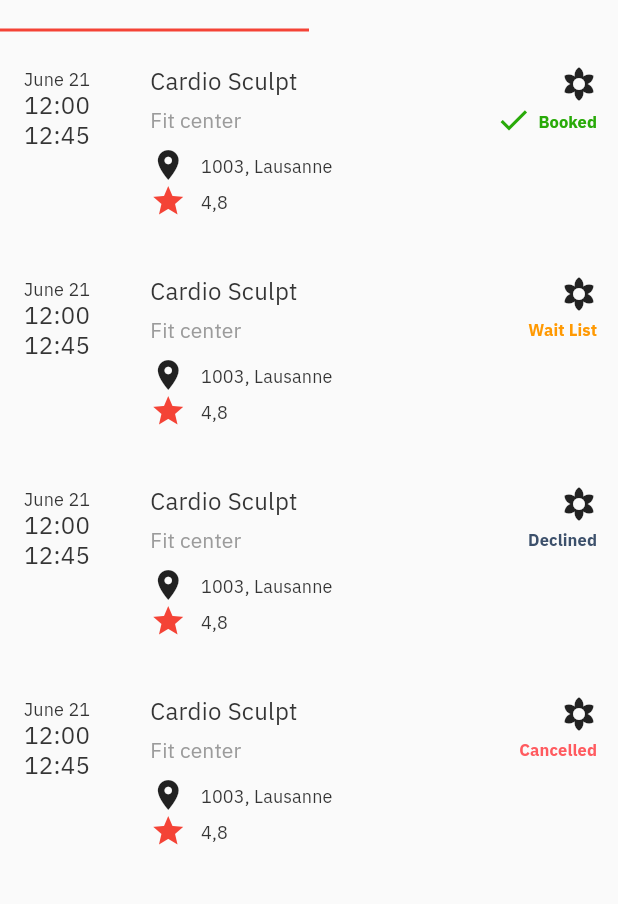
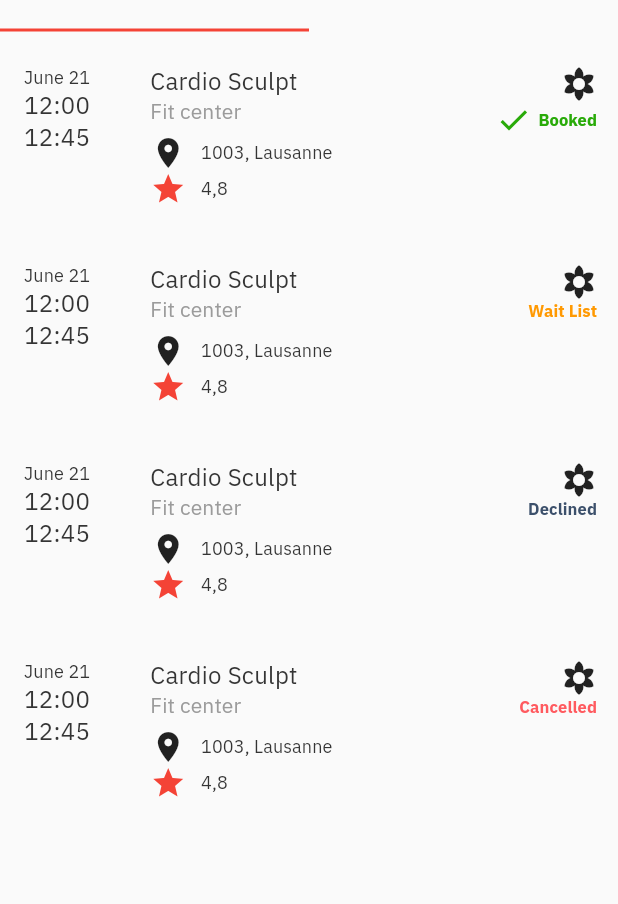
Before and after one commit to bhabinkh/ativiti, a Flutter app: the AgendasPage screen opened directly, on a phone screen of 412 x 824 dp, the part 72-976 px from its top. Run offline on Flutter 3.47's test engine with Material 2 defaults, Android fonts, the phone set to English and light mode, and no system bars.

Commit message:
colors and typography changed.

```diff
--- a/lib/themes/colors.dart
+++ b/lib/themes/colors.dart
@@ -1,17 +1,17 @@
 import 'package:flutter/material.dart';
 
 class AtivitiColors {
-  static Color black = Color(0xff343434);
-  static Color dusk = Color(0xff3c506b);
-  static Color paleGrey = Color(0xfff2f5f9);
-  static Color coralPink = Color(0xffff5a5f);
-  static Color lightBlueGrey = Color(0xffb5c5da);
-  static Color lightPeriwinkle = Color(0xffd3e0f2);
-  static Color brownGrey = Color(0xff9b9b9b);
-  static Color tangerine = Color(0xffff9902);
-  static Color offWhite = Color(0xfff8f8f8);
-  static Color white = Colors.white;
-  static Color scarlet = Color(0xffd0021b);
-  static Color veryLightPink = Color(0xfff3f3f3);
-  static Color tempColor = Color(0xff223432);
+  static const Color black = Color(0xff343434);
+  static const Color dusk = Color(0xff3c506b);
+  static const Color paleGrey = Color(0xfff2f5f9);
+  static const Color coralPink = Color(0xffff5a5f);
+  static const Color lightBlueGrey = Color(0xffb5c5da);
+  static const Color lightPeriwinkle = Color(0xffd3e0f2);
+  static const Color brownGrey = Color(0xff9b9b9b);
+  static const Color tangerine = Color(0xffff9902);
+  static const Color offWhite = Color(0xfff8f8f8);
+  static const Color white = Colors.white;
+  static const Color scarlet = Color(0xffd0021b);
+  static const Color veryLightPink = Color(0xfff3f3f3);
+  static const Color tempColor = Color(0xff223432);
 }
--- a/lib/themes/typography.dart
+++ b/lib/themes/typography.dart
@@ -11,7 +11,6 @@ class AtivitiTypography {
     fontSize: 40,
     fontWeight: FontWeight.normal,
     letterSpacing: 0.18,
-    height: 1.25,
     color: AtivitiColors.black,
   );
 
@@ -23,7 +22,14 @@ class AtivitiTypography {
     fontSize: 26,
     fontWeight: FontWeight.w500,
     letterSpacing: 0.12,
-    height: 1.92,
+    color: AtivitiColors.black,
+  );
+
+  static TextStyle iBMPlexSansMedium = TextStyle(
+    fontFamily: 'IBMPlexSans',
+    fontSize: 40,
+    fontWeight: FontWeight.w500,
+    letterSpacing: 0.18,
     color: AtivitiColors.black,
   );
 
@@ -31,21 +37,25 @@ class AtivitiTypography {
     fontFamily: 'IBMPlexSans',
     fontSize: 20,
     fontWeight: FontWeight.w500,
-    height: 2.5,
     letterSpacing: .09,
     color: AtivitiColors.black,
+  );
+  static TextStyle textInputFieldValid = TextStyle(
+    fontFamily: 'IBMPlexSans',
+    fontSize: 14,
+    fontWeight: FontWeight.w500,
+    letterSpacing: .016,
+    color: AtivitiColors.brownGrey,
   );
 
   static TextStyle h3CenterTitleRose =
       AtivitiTypography.h3CenterTitleBlack.copyWith(
     color: AtivitiColors.coralPink,
-    height: 1.2,
   );
 
   static TextStyle h3CenterTitleWhite =
       AtivitiTypography.h3CenterTitleBlack.copyWith(
     color: AtivitiColors.white,
-    height: 2.5,
   );
 
   static TextStyle h3TitleBlack = AtivitiTypography.h3CenterTitleWhite.copyWith(
@@ -59,14 +69,12 @@ class AtivitiTypography {
   static TextStyle linkParagraph1 =
       AtivitiTypography.h3CenterTitleBlack.copyWith(
     color: Color(0xff4872b0),
-    height: 1.7,
   );
 
   static TextStyle paragraphContentGrey =
       AtivitiTypography.linkParagraph1.copyWith(
     color: AtivitiColors.brownGrey,
     fontWeight: FontWeight.normal,
-    height: 1.7,
   );
 
   static TextStyle paragraphContentWhite =
@@ -93,7 +101,6 @@ class AtivitiTypography {
     fontFamily: 'IBMPlexSans',
     fontSize: 16,
     fontWeight: FontWeight.w500,
-    height: 1.25,
     letterSpacing: .18,
     color: AtivitiColors.black,
   );
@@ -112,7 +119,6 @@ class AtivitiTypography {
     fontFamily: 'IBMPlexSans',
     fontSize: 16,
     fontWeight: FontWeight.normal,
-    height: 1.19,
     letterSpacing: .1,
     color: AtivitiColors.black,
   );
@@ -121,7 +127,6 @@ class AtivitiTypography {
       AtivitiTypography.mobileRegularBlack.copyWith(
     color: AtivitiColors.brownGrey,
     letterSpacing: .18,
-    height: 1.69,
   );
 
   static TextStyle mobileBoldWhite =
@@ -141,7 +146,6 @@ class AtivitiTypography {
     fontSize: 14,
     fontWeight: FontWeight.bold,
     letterSpacing: 0.09,
-    height: 1.36,
     color: AtivitiColors.black,
   );
 
@@ -150,7 +154,6 @@ class AtivitiTypography {
     fontSize: 14,
     fontWeight: FontWeight.w500,
     letterSpacing: 0.16,
-    height: 1.43,
     color: AtivitiColors.brownGrey,
   );
 
@@ -159,7 +162,6 @@ class AtivitiTypography {
     fontSize: 14,
     fontWeight: FontWeight.w500,
     letterSpacing: 0.09,
-    height: 1.93,
     color: AtivitiColors.black,
   );
 
@@ -168,16 +170,13 @@ class AtivitiTypography {
   );
 
   static TextStyle h5TitleBoldWhite =
-      AtivitiTypography.h5TitleWhiteBold.copyWith(
-    height: 1.43,
-  );
+      AtivitiTypography.h5TitleWhiteBold.copyWith();
 
   static TextStyle regularTextDarkMedium = TextStyle(
     fontFamily: 'Rubik',
     fontSize: 14,
     fontWeight: FontWeight.w500,
     letterSpacing: 0.09,
-    height: 1.5,
     color: Color(0xff252631),
   );
 
@@ -185,7 +184,6 @@ class AtivitiTypography {
     fontFamily: 'IBMPlexSans',
     fontSize: 14,
     letterSpacing: 0.16,
-    height: 1.29,
     color: Color(0xff171717),
   );
 
@@ -198,7 +196,6 @@ class AtivitiTypography {
     fontFamily: 'IBMPlexSans',
     fontSize: 14,
     fontWeight: FontWeight.normal,
-    height: 1.93,
     letterSpacing: .09,
     color: AtivitiColors.black,
   );
@@ -207,52 +204,41 @@ class AtivitiTypography {
     color: AtivitiColors.brownGrey,
   );
 
-  static TextStyle h5TitleBoldSpecial = AtivitiTypography.h5Title.copyWith(
-    height: 1,
-  );
+  static TextStyle h5TitleBoldSpecial = AtivitiTypography.h5Title.copyWith();
   static TextStyle h5TitleWhite2 = AtivitiTypography.h5Title.copyWith(
     color: AtivitiColors.white,
   );
 
   static TextStyle paragraphContentBlackLeft =
-      AtivitiTypography.h5Title.copyWith(
-    height: 1.36,
-  );
+      AtivitiTypography.h5Title.copyWith();
   static TextStyle paragraphContentBlackLeft2 =
       AtivitiTypography.paragraphContentBlackLeft.copyWith(
     color: AtivitiColors.brownGrey,
   );
   static TextStyle textNone = AtivitiTypography.tagWhiteText2.copyWith(
-    height: 1.29,
     color: AtivitiColors.brownGrey,
     letterSpacing: .16,
   );
   static TextStyle tagWhiteText2 = AtivitiTypography.h5TitleWhite2.copyWith(
-    height: 1.36,
     color: AtivitiColors.white,
   );
-  static TextStyle textNone2 = AtivitiTypography.textNone.copyWith(
-    height: 1.71,
-  );
+  static TextStyle textNone2 = AtivitiTypography.textNone.copyWith();
   static TextStyle sFProTextBold2 = TextStyle(
     fontFamily: 'SFProText',
     fontSize: 12,
     fontWeight: FontWeight.bold,
-    height: 1.67,
     color: Color(0xff709e94),
   );
   static TextStyle sFProTextMedium8 = TextStyle(
     fontFamily: 'SFProText',
     fontSize: 8,
     fontWeight: FontWeight.w500,
-    height: .15,
     color: Color(0xff989898),
   );
   static TextStyle h6LabelWhite = TextStyle(
     fontFamily: 'IBMPlexSans',
     fontSize: 12,
     fontWeight: FontWeight.w500,
-    height: 1.33,
     color: AtivitiColors.white,
     letterSpacing: .08,
   );
@@ -260,12 +246,9 @@ class AtivitiTypography {
     color: AtivitiColors.black,
   );
   static TextStyle h6LabelCenterService =
-      AtivitiTypography.h6LabelBlack.copyWith(
-    height: 1.25,
-  );
+      AtivitiTypography.h6LabelBlack.copyWith();
   static TextStyle h6LabelGrey = AtivitiTypography.h6LabelWhite.copyWith(
     color: AtivitiColors.brownGrey,
-    height: 1.58,
   );
   static TextStyle h6Location = AtivitiTypography.h6LabelGrey.copyWith(
     color: AtivitiColors.black,
@@ -278,7 +261,6 @@ class AtivitiTypography {
     fontFamily: 'IBMPlexSans',
     fontSize: 11,
     fontWeight: FontWeight.bold,
-    height: 1.73,
     color: AtivitiColors.scarlet,
     letterSpacing: .07,
   );
@@ -287,7 +269,7 @@ class AtivitiTypography {
   );
   static TextStyle h6LabelBlue = AtivitiTypography.infoRed.copyWith(
     color: AtivitiColors.dusk,
-    height: 1.9,
+
     //text-align: right
   );
   static TextStyle h6LabelGreen = AtivitiTypography.h6LabelBlue.copyWith(
@@ -312,7 +294,6 @@ class AtivitiTypography {
     fontFamily: 'IBMPlexSans',
     fontSize: 10,
     fontWeight: FontWeight.bold,
-    height: 1.3,
     color: AtivitiColors.black,
     letterSpacing: .07,
   );
```
